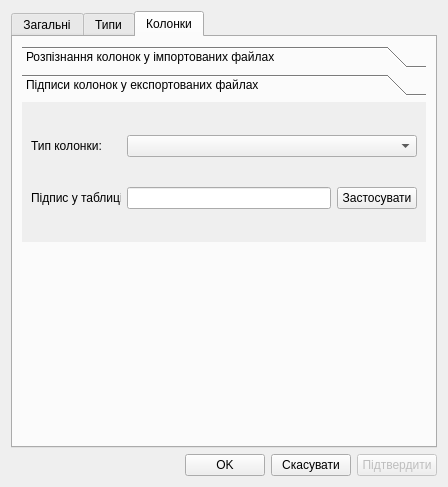
OlehOleinikov/matematik, file gui/win_modal_setup.ui: the form before one commit.
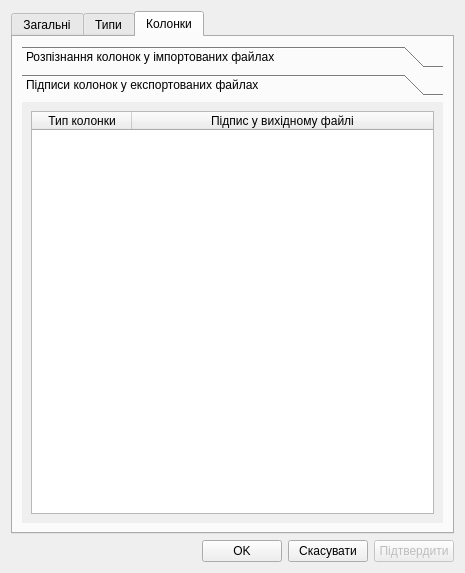
The form after the commit. The open tabs and pages were chosen to show the change. Icons and pictures are not drawn.

Diff of the .ui file:
```diff
--- a/gui/win_modal_setup.ui
+++ b/gui/win_modal_setup.ui
@@ -6,10 +6,28 @@
    <rect>
     <x>0</x>
     <y>0</y>
-    <width>427</width>
-    <height>487</height>
+    <width>465</width>
+    <height>573</height>
    </rect>
   </property>
+  <property name="minimumSize">
+   <size>
+    <width>465</width>
+    <height>573</height>
+   </size>
+  </property>
+  <property name="maximumSize">
+   <size>
+    <width>465</width>
+    <height>573</height>
+   </size>
+  </property>
+  <property name="baseSize">
+   <size>
+    <width>465</width>
+    <height>573</height>
+   </size>
+  </property>
   <property name="windowTitle">
    <string>Налаштування</string>
   </property>
@@ -229,7 +247,7 @@
        </item>
       </layout>
      </widget>
-     <widget class="QWidget" name="tab_setup_columns">
+     <widget class="QWidget" name="tab_setup_types">
       <attribute name="title">
        <string>Типи</string>
       </attribute>
@@ -897,7 +915,7 @@
        </item>
       </layout>
      </widget>
-     <widget class="QWidget" name="tab">
+     <widget class="QWidget" name="tab_setup_columns">
       <attribute name="title">
        <string>Колонки</string>
       </attribute>
@@ -1004,8 +1022,8 @@
            <rect>
             <x>0</x>
             <y>0</y>
-            <width>385</width>
-            <height>140</height>
+            <width>423</width>
+            <height>426</height>
            </rect>
           </property>
           <attribute name="label">
@@ -1013,78 +1031,38 @@
           </attribute>
           <layout class="QVBoxLayout" name="verticalLayout_7">
            <item>
-            <layout class="QHBoxLayout" name="horizontalLayout_7">
-             <item>
-              <widget class="QLabel" name="label_7">
-               <property name="maximumSize">
-                <size>
-                 <width>90</width>
-                 <height>25</height>
-                </size>
-               </property>
-               <property name="text">
-                <string>Тип колонки:</string>
-               </property>
-              </widget>
-             </item>
-             <item>
-              <widget class="QComboBox" name="comboBox_2"/>
-             </item>
-            </layout>
-           </item>
-           <item>
-            <layout class="QHBoxLayout" name="horizontalLayout_8">
-             <item>
-              <widget class="QLabel" name="label_8">
-               <property name="minimumSize">
-                <size>
-                 <width>90</width>
-                 <height>0</height>
-                </size>
-               </property>
-               <property name="maximumSize">
-                <size>
-                 <width>90</width>
-                 <height>25</height>
-                </size>
-               </property>
-               <property name="text">
-                <string>Підпис у таблиці:</string>
-               </property>
-              </widget>
-             </item>
-             <item>
-              <widget class="QLineEdit" name="lineEdit_2"/>
-             </item>
-             <item>
-              <widget class="QPushButton" name="pushButton_3">
-               <property name="text">
-                <string>Застосувати</string>
-               </property>
-              </widget>
-             </item>
-            </layout>
+            <widget class="QTableWidget" name="table_columns_exportnames">
+             <attribute name="horizontalHeaderDefaultSectionSize">
+              <number>100</number>
+             </attribute>
+             <attribute name="horizontalHeaderMinimumSectionSize">
+              <number>25</number>
+             </attribute>
+             <attribute name="horizontalHeaderShowSortIndicator" stdset="0">
+              <bool>false</bool>
+             </attribute>
+             <attribute name="horizontalHeaderStretchLastSection">
+              <bool>true</bool>
+             </attribute>
+             <attribute name="verticalHeaderStretchLastSection">
+              <bool>false</bool>
+             </attribute>
+             <column>
+              <property name="text">
+               <string>Тип колонки</string>
+              </property>
+             </column>
+             <column>
+              <property name="text">
+               <string>Підпис у вихідному файлі</string>
+              </property>
+             </column>
+            </widget>
            </item>
           </layout>
          </widget>
         </widget>
        </item>
-       <item>
-        <spacer name="verticalSpacer_2">
-         <property name="orientation">
-          <enum>Qt::Vertical</enum>
-         </property>
-         <property name="sizeType">
-          <enum>QSizePolicy::Expanding</enum>
-         </property>
-         <property name="sizeHint" stdset="0">
-          <size>
-           <width>20</width>
-           <height>60</height>
-          </size>
-         </property>
-        </spacer>
-       </item>
       </layout>
      </widget>
     </widget>
```
Left out of the diff: 98 changed lines with no effect on the pictures.
